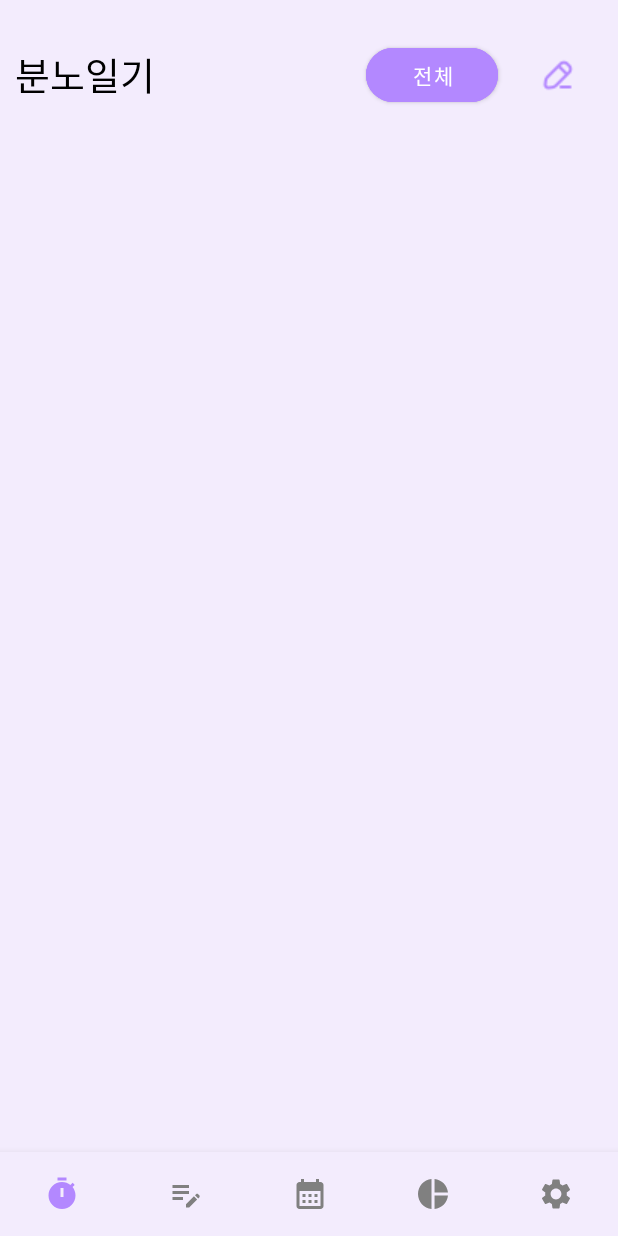
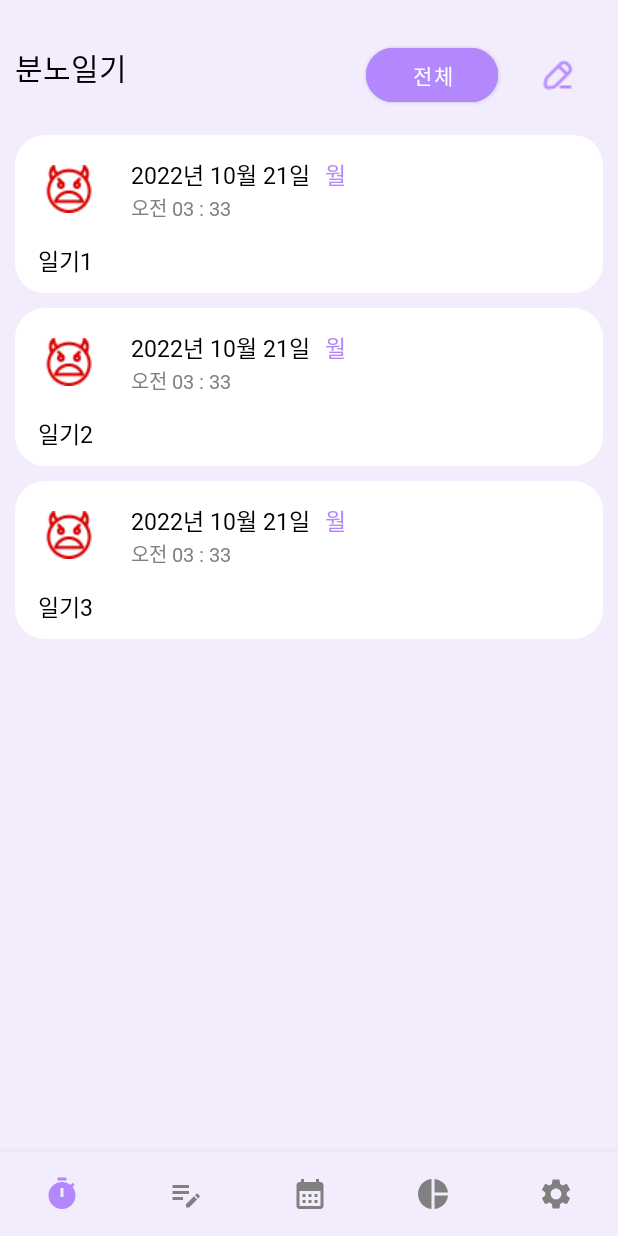
Before and after one commit to Tussle0410/AngryControl, an Android app: the fragment DiaryFragment placed in its activity, on a phone screen of 412 x 824 dp. Run offline under Robolectric (Android 15) with nearby library versions, the phone set to English and light mode, and no system bars; our stand-ins replace data binding.

Commit message:
Diary Write & Fragment Update

```diff
--- a/app/src/main/AndroidManifest.xml
+++ b/app/src/main/AndroidManifest.xml
@@ -12,6 +12,7 @@
         android:theme="@style/Theme.AngryControl">
         <activity
             android:name=".ui.activity.MainActivity"
+            android:screenOrientation="portrait"
             android:exported="true">
             <intent-filter>
                 <action android:name="android.intent.action.MAIN" />
@@ -19,6 +20,8 @@
                 <category android:name="android.intent.category.LAUNCHER" />
             </intent-filter>
         </activity>
+        <activity android:name=".ui.activity.DiaryWriteActivity"
+            android:screenOrientation="portrait"/>
     </application>
 
 </manifest>
--- a/app/src/main/kotlin/com/tussle/angrycontrol/model/DiaryWriterActivity.kt
+++ /dev/null
@@ -1,10 +0,0 @@
-package com.tussle.angrycontrol.model
-
-import android.os.Bundle
-import androidx.appcompat.app.AppCompatActivity
-
-class DiaryWriterActivity : AppCompatActivity() {
-    override fun onCreate(savedInstanceState: Bundle?) {
-        super.onCreate(savedInstanceState)
-    }
-}
--- /dev/null
+++ b/app/src/main/kotlin/com/tussle/angrycontrol/ui/activity/DiaryWriteActivity.kt
@@ -0,0 +1,23 @@
+package com.tussle.angrycontrol.ui.activity
+
+import android.os.Bundle
+import android.os.PersistableBundle
+import androidx.appcompat.app.AppCompatActivity
+import androidx.databinding.DataBindingUtil
+import androidx.lifecycle.ViewModelProvider
+import com.tussle.angrycontrol.R
+import com.tussle.angrycontrol.databinding.DiaryWriteLayoutBinding
+import com.tussle.angrycontrol.viewmodel.DiaryWriteViewModel
+
+class DiaryWriteActivity : AppCompatActivity() {
+    private val viewModel : DiaryWriteViewModel by lazy {
+        ViewModelProvider(this).get(DiaryWriteViewModel::class.java)
+    }
+    private lateinit var binding : DiaryWriteLayoutBinding
+    override fun onCreate(savedInstanceState: Bundle?, persistentState: PersistableBundle?) {
+        super.onCreate(savedInstanceState, persistentState)
+        binding = DataBindingUtil.setContentView(this, R.layout.diary_write_layout)
+        binding.viewModel = viewModel
+        binding.lifecycleOwner = this
+    }
+}
--- /dev/null
+++ b/app/src/main/kotlin/com/tussle/angrycontrol/ui/adapter/DiaryRecyclerAdapter.kt
@@ -0,0 +1,24 @@
+package com.tussle.angrycontrol.ui.adapter
+
+import android.view.LayoutInflater
+import android.view.ViewGroup
+import androidx.recyclerview.widget.RecyclerView
+import com.tussle.angrycontrol.databinding.DiaryRecyclerItemBinding
+
+class DiaryRecyclerAdapter(private val data : MutableList<String>) : RecyclerView.Adapter<DiaryRecyclerAdapter.DiaryViewHolder>() {
+    inner class DiaryViewHolder(private val binding : DiaryRecyclerItemBinding) : RecyclerView.ViewHolder(binding.root){
+        fun setting(text : String){
+            binding.diaryItemText.text = text
+        }
+    }
+    override fun onBindViewHolder(holder: DiaryRecyclerAdapter.DiaryViewHolder, position: Int) {
+        holder.setting(data[position])
+    }
+
+    override fun onCreateViewHolder(parent: ViewGroup, viewType: Int): DiaryRecyclerAdapter.DiaryViewHolder {
+        val binding = DiaryRecyclerItemBinding.inflate(LayoutInflater.from(parent.context),parent, false)
+        return DiaryViewHolder(binding)
+    }
+
+    override fun getItemCount() = data.size
+}
--- a/app/src/main/kotlin/com/tussle/angrycontrol/ui/fragment/DiaryFragment.kt
+++ b/app/src/main/kotlin/com/tussle/angrycontrol/ui/fragment/DiaryFragment.kt
@@ -1,5 +1,6 @@
 package com.tussle.angrycontrol.ui.fragment
 
+import android.content.Intent
 import android.os.Bundle
 import android.view.LayoutInflater
 import android.view.View
@@ -7,8 +8,11 @@ import android.view.ViewGroup
 import androidx.databinding.DataBindingUtil
 import androidx.fragment.app.Fragment
 import androidx.lifecycle.ViewModelProvider
+import androidx.recyclerview.widget.LinearLayoutManager
 import com.tussle.angrycontrol.R
 import com.tussle.angrycontrol.databinding.DiaryFrameBinding
+import com.tussle.angrycontrol.ui.activity.DiaryWriteActivity
+import com.tussle.angrycontrol.ui.adapter.DiaryRecyclerAdapter
 import com.tussle.angrycontrol.viewmodel.MainViewModel
 
 class DiaryFragment : Fragment() {
@@ -20,7 +24,25 @@ class DiaryFragment : Fragment() {
         binding = DataBindingUtil.inflate(inflater, R.layout.diary_frame, container, false)
         binding.viewModel = viewModel
         binding.lifecycleOwner = requireActivity()
+        init()
         return binding.root
+    }
+    private fun init(){
+        setAdapter()
+        setButton()
+    }
+    private fun setAdapter(){
+        val list = mutableListOf("일기1", "일기2", "일기3")
+        with(binding.diaryRecyclerView){
+            layoutManager = LinearLayoutManager(requireContext())
+            adapter = DiaryRecyclerAdapter(list)
+        }
+    }
+    private fun setButton(){
+        binding.diaryWriteButton.setOnClickListener {
+            val intent = Intent(requireContext(), DiaryWriteActivity::class.java)
+            startActivity(intent)
+        }
     }
     companion object{
         fun getInstance() : DiaryFragment
--- a/app/src/main/res/layout/diary_frame.xml
+++ b/app/src/main/res/layout/diary_frame.xml
@@ -1,5 +1,5 @@
 <?xml version="1.0" encoding="utf-8"?>
-<layout xmlns:tools="http://schemas.android.com/tools"
+<layout
     xmlns:app="http://schemas.android.com/apk/res-auto"
     xmlns:android="http://schemas.android.com/apk/res/android">
     <data>
@@ -20,7 +20,7 @@
             android:padding="10dp"
             android:text="@string/diary"
             android:textColor="@color/black"
-            android:textSize="25sp"
+            android:textSize="20sp"
             app:layout_constraintStart_toStartOf="parent"
             app:layout_constraintTop_toTopOf="parent" />
 
@@ -53,6 +53,7 @@
             app:strokeWidth="1dp" />
 
         <androidx.recyclerview.widget.RecyclerView
+            android:id="@+id/diary_recyclerView"
             android:layout_width="match_parent"
             android:layout_height="0dp"
             android:layout_margin="10dp"
--- a/app/src/main/res/layout/diary_recycler_item.xml
+++ b/app/src/main/res/layout/diary_recycler_item.xml
@@ -1,7 +1,76 @@
 <?xml version="1.0" encoding="utf-8"?>
-<androidx.constraintlayout.widget.ConstraintLayout
-    xmlns:android="http://schemas.android.com/apk/res/android"
-    android:layout_width="match_parent"
-    android:layout_height="match_parent">
+<layout
+    xmlns:app="http://schemas.android.com/apk/res-auto"
+    xmlns:android="http://schemas.android.com/apk/res/android">
+    <androidx.constraintlayout.widget.ConstraintLayout
+        android:layout_width="match_parent"
+        android:layout_height="wrap_content"
+        android:layout_marginTop="10dp"
+        android:background="@drawable/layout_radius">
 
-</androidx.constraintlayout.widget.ConstraintLayout>
+        <ImageView
+            android:id="@+id/imageView"
+            android:layout_width="wrap_content"
+            android:layout_height="wrap_content"
+            android:contentDescription="@string/angryIconDescription"
+            android:padding="20dp"
+            android:src="@drawable/icon_angry5"
+            app:layout_constraintStart_toStartOf="parent"
+            app:layout_constraintTop_toTopOf="parent" />
+
+        <TextView
+            android:id="@+id/diary_item_date"
+            android:layout_width="wrap_content"
+            android:layout_height="wrap_content"
+            android:layout_marginStart="5dp"
+            android:fontFamily="@font/font_main"
+            android:text="2022년 10월 21일"
+            android:textColor="@color/black"
+            android:textSize="15sp"
+            app:layout_constraintBottom_toBottomOf="@+id/imageView"
+            app:layout_constraintStart_toEndOf="@+id/imageView"
+            app:layout_constraintTop_toTopOf="@+id/imageView"
+            app:layout_constraintVertical_bias="0.3" />
+
+        <TextView
+            android:layout_width="wrap_content"
+            android:layout_height="wrap_content"
+            android:fontFamily="@font/font_main"
+            android:text="월"
+            android:textColor="@color/main_color"
+            android:textSize="15sp"
+            android:layout_marginStart="10dp"
+            app:layout_constraintBottom_toBottomOf="@+id/diary_item_date"
+            app:layout_constraintStart_toEndOf="@id/diary_item_date"
+            app:layout_constraintTop_toTopOf="@+id/diary_item_date" />
+
+        <TextView
+            android:layout_width="wrap_content"
+            android:layout_height="wrap_content"
+            android:fontFamily="@font/font_main"
+            android:layout_marginStart="5dp"
+            android:textSize="13sp"
+            android:text="오전 03 : 33"
+            android:textColor="@color/gray"
+            app:layout_constraintStart_toEndOf="@+id/imageView"
+            app:layout_constraintTop_toBottomOf="@+id/diary_item_date" />
+
+        <TextView
+            android:id="@+id/diary_item_text"
+            android:layout_width="match_parent"
+            android:layout_height="wrap_content"
+            android:maxLines="3"
+            android:fontFamily="@font/font_main"
+            android:textColor="@color/black"
+            android:paddingStart="15dp"
+            android:paddingEnd="15dp"
+            android:paddingBottom="10dp"
+            android:textSize="15sp"
+            android:gravity="top"
+            android:text="일기의 내용이 들어갈 공간"
+            app:layout_constraintEnd_toEndOf="parent"
+            app:layout_constraintStart_toStartOf="parent"
+            app:layout_constraintTop_toBottomOf="@+id/imageView" />
+
+    </androidx.constraintlayout.widget.ConstraintLayout>
+</layout>
```
